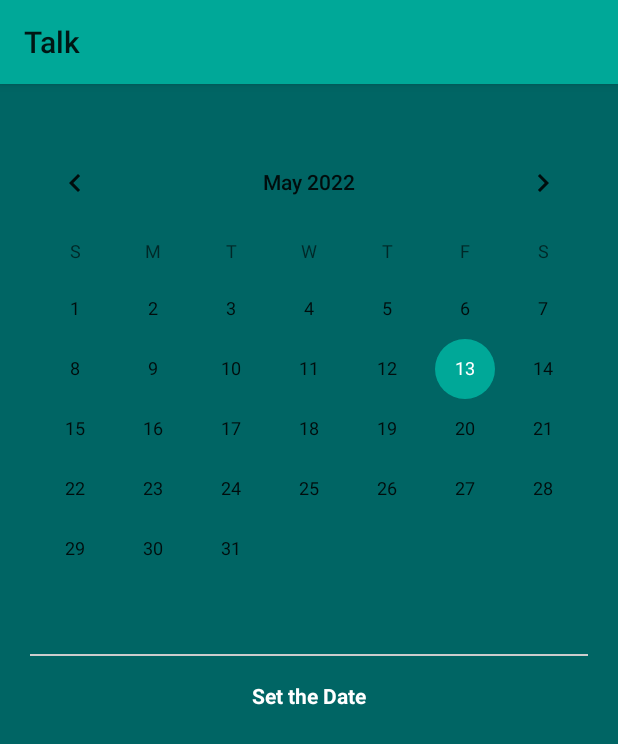
After one commit to Yukio0120/Talk, an Android app: the fragment CalendarFragment shown on its own in the app's theme, on a phone screen of 412 x 824 dp. The commit adds this screen. Shown: the top 744 px of the screen. Run offline under Robolectric (Android 15) with nearby library versions, the phone set to English and light mode, and no system bars; libraries missing offline, so code that uses them is left out: com.mikepenz.materialdrawer; 2 statements that could not run were skipped.

Commit message:
icon done

```diff
--- a/app/src/main/java/com/example/talk/MainActivity.kt
+++ b/app/src/main/java/com/example/talk/MainActivity.kt
@@ -21,7 +21,7 @@ class MainActivity : AppCompatActivity() {
 
     private lateinit var mBinding: ActivityMainBinding
     lateinit var mAppDrawer: AppDrawer
-     lateinit var mToolbar: Toolbar
+    lateinit var mToolbar: Toolbar
 
     override fun onCreate(savedInstanceState: Bundle?) {
         super.onCreate(savedInstanceState)
--- /dev/null
+++ b/app/src/main/java/com/example/talk/ui/fragments/CalendarFragment.kt
@@ -0,0 +1,34 @@
+package com.example.talk.ui.fragments
+
+import android.os.Bundle
+import androidx.fragment.app.Fragment
+import android.view.LayoutInflater
+import android.view.View
+import android.view.ViewGroup
+import android.widget.CalendarView
+import android.widget.TextView
+import com.example.talk.R
+import com.example.talk.utilits.APP_ACTIVITY
+import kotlinx.android.synthetic.main.fragment_calendar.*
+
+
+class CalendarFragment : BaseFragment(R.layout.fragment_calendar) {
+    private lateinit var calendarView: CalendarView
+    private lateinit var dateView: TextView
+
+    override fun onResume() {
+        super.onResume()
+        APP_ACTIVITY.title = "Календарь"
+        initCalendar()
+    }
+
+    private fun initCalendar() {
+        calendarView = calender
+        dateView = data_view_calendar
+        calendarView.setOnDateChangeListener(CalendarView.OnDateChangeListener { view, year, month, dayOfMonth ->
+           val date = dayOfMonth.toString() + "−" + (month + 1) + "−" + year
+           dateView.text = date
+       })
+    }
+
+}
--- a/app/src/main/java/com/example/talk/ui/objects/AppDrawer.kt
+++ b/app/src/main/java/com/example/talk/ui/objects/AppDrawer.kt
@@ -10,6 +10,7 @@ import com.example.talk.ui.fragments.ContactsFragment
 import com.example.talk.ui.fragments.SettingsFragment
 import com.example.talk.utilits.APP_ACTIVITY
 import com.example.talk.database.USER
+import com.example.talk.ui.fragments.CalendarFragment
 import com.example.talk.utilits.downloadAndSetImage
 import com.example.talk.utilits.replaceFragment
 import com.mikepenz.materialdrawer.AccountHeader
@@ -104,6 +105,7 @@ class AppDrawer() {
     private fun clickToItem(position: Int) {
         when (position) {
             2 -> replaceFragment(ContactsFragment())
+            3 -> replaceFragment(CalendarFragment())
             4 -> replaceFragment(SettingsFragment())
         }
     }
--- /dev/null
+++ b/app/src/main/res/layout/fragment_calendar.xml
@@ -0,0 +1,37 @@
+<?xml version="1.0" encoding="utf-8"?>
+<RelativeLayout xmlns:android="http://schemas.android.com/apk/res/android"
+    xmlns:app="http://schemas.android.com/apk/res-auto"
+    xmlns:tools="http://schemas.android.com/tools"
+    android:layout_width="match_parent"
+    android:layout_height="match_parent"
+    android:padding="4dp"
+    android:background="@color/teal_dark"
+    tools:context=".ui.fragments.CalendarFragment">
+
+
+    <CalendarView
+        android:id="@+id/calender"
+        android:layout_width="match_parent"
+        android:layout_height="wrap_content"
+        android:layout_alignParentTop="true"
+        android:layout_marginTop="@dimen/vertical_large_margin">
+
+
+    </CalendarView>
+
+    <TextView
+        android:id="@+id/data_view_calendar"
+        android:layout_width="wrap_content"
+        android:layout_height="wrap_content"
+        android:layout_below="@id/calender"
+        android:layout_centerHorizontal="true"
+        android:layout_marginTop="@dimen/vertical_large_margin"
+        android:text="Set the Date"
+        android:textColor="@color/white"
+        android:textStyle="bold" />
+    <View
+        android:layout_below="@id/calender"
+        app:layout_constraintStart_toStartOf="parent"
+        app:layout_constraintEnd_toEndOf="parent"
+        style="@style/separator" />
+</RelativeLayout>
--- a/app/src/main/res/values/dimens.xml
+++ b/app/src/main/res/values/dimens.xml
@@ -4,7 +4,7 @@
     <dimen name="app_margin">16dp</dimen>
     <dimen name="app_small_margin">10dp</dimen>
     <dimen name="smallText">14sp</dimen>
-    <dimen name="vertical_large_margin">16dp</dimen>
+    <dimen name="vertical_large_margin">28dp</dimen>
 
 
 <!--    settings    -->
--- a/app/src/main/res/values/themes.xml
+++ b/app/src/main/res/values/themes.xml
@@ -9,6 +9,7 @@
         <item name="colorControlActivated">@color/teal</item>
         <item name="popupTheme">@style/actionMenu</item>
         <item name="android:colorPrimaryDark">@color/teal</item> //цвет шторки
+
         <!-- Secondary brand color. -->
         <item name="colorOnSecondary">@color/black</item>
         <!-- Status bar color. -->
@@ -28,7 +29,6 @@
         <item name="material_drawer_header_selection_subtext">@color/material_drawer_dark_header_selection_subtext</item>
         <item name="material_drawer_legacy_style">false</item>
 
-
     </style>
 
 
```
Also changed, not shown: app/src/main/java/com/example/talk/utilits/funs.kt (line endings or trailing spaces).
